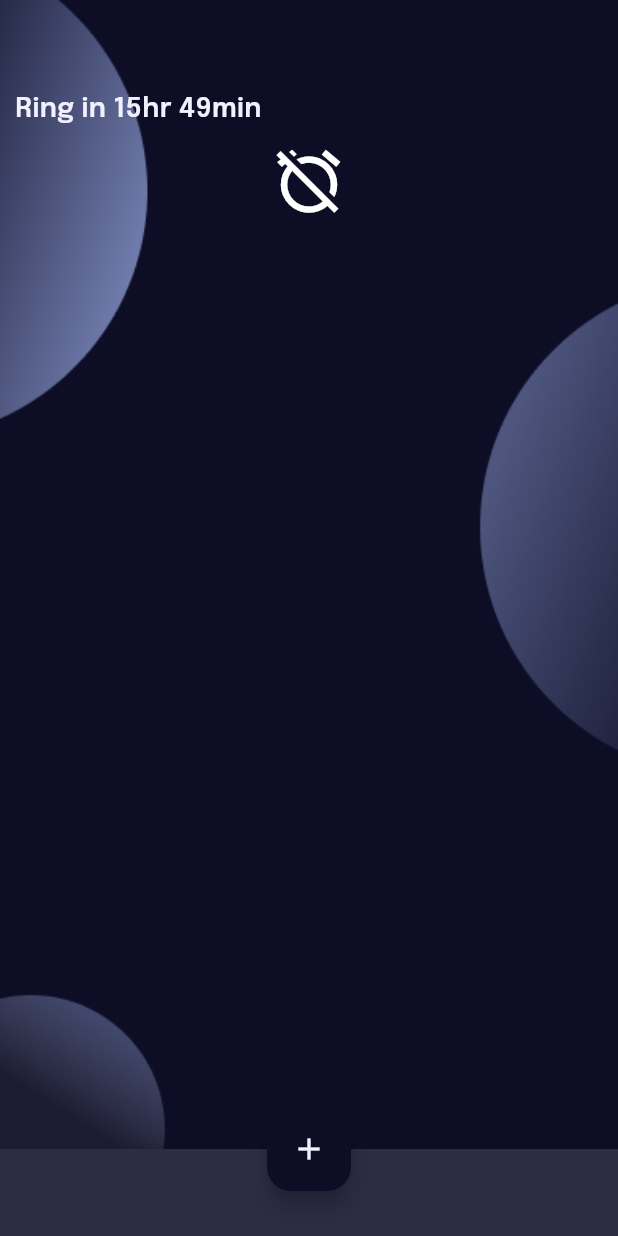
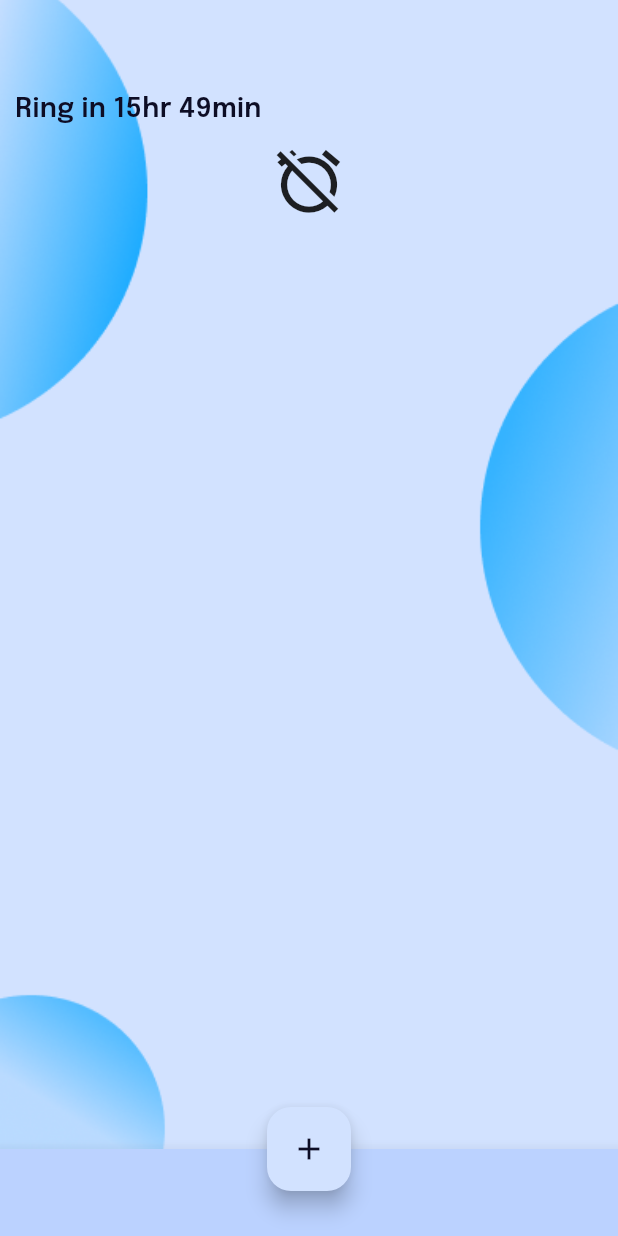
Before and after one commit to Mohammad-Areeb-Kashaf/snooze_slayer, a Flutter app: the screen it shows after launch, on a phone screen of 412 x 824 dp. Run offline on Flutter 3.47's test engine with Material 3 defaults, Android fonts, the light colour scheme and no system bars; our stand-ins replace flutter_svg, flutter_switch, get, objectbox; missing offline and left inert: scroll_datetime_picker; generated files the repository leaves out were written again.

Commit message:
Theme Controller created for toggling the theme

```diff
--- /dev/null
+++ b/lib/controller/theme_controller.dart
@@ -0,0 +1,11 @@
+import 'package:flutter/material.dart';
+import 'package:get/get.dart';
+
+class ThemeController extends GetxController {
+  final ValueNotifier<ThemeMode> notifier = ValueNotifier(ThemeMode.light);
+
+  void changeThemeMode() {
+    notifier.value =
+        notifier.value == ThemeMode.light ? ThemeMode.dark : ThemeMode.light;
+  }
+}
--- a/lib/main.dart
+++ b/lib/main.dart
@@ -4,6 +4,7 @@ import 'package:snooze_slayer/constants.dart';
 import 'package:snooze_slayer/pages/main_page.dart';
 
 import 'controller/alarm_controller_object_box.dart';
+import 'controller/theme_controller.dart';
 
 late AlarmControllerObjectBox alarmControllerObjectBox;
 
@@ -11,7 +12,8 @@ void main() async {
   WidgetsFlutterBinding.ensureInitialized();
   alarmControllerObjectBox = await AlarmControllerObjectBox.init();
   Get.put(alarmControllerObjectBox);
-  runApp(const MyApp());
+  Get.put(ThemeController());
+  runApp(MyApp());
 }
 
 class MyApp extends StatelessWidget {
@@ -19,6 +21,10 @@ class MyApp extends StatelessWidget {
 
   @override
   Widget build(BuildContext context) {
+    final ThemeController themeController = Get.find<ThemeController>();
+    return ValueListenableBuilder(
+      valueListenable: themeController.notifier,
+      builder: (_, mode, __) {
         return GetMaterialApp(
           title: 'Snooze Slayer',
           theme: ThemeData(
@@ -51,8 +57,10 @@ class MyApp extends StatelessWidget {
             splashColor: Colors.transparent,
             scaffoldBackgroundColor: Colors.transparent,
           ),
-      themeMode: ThemeMode.dark,
+          themeMode: mode,
           home: const MainPage(),
+        );
+      },
     );
   }
 }
--- a/lib/pages/main_page.dart
+++ b/lib/pages/main_page.dart
@@ -1,5 +1,6 @@
 import 'package:flutter/material.dart';
 import 'package:get/get.dart';
+import 'package:snooze_slayer/controller/theme_controller.dart';
 import 'package:snooze_slayer/models/alarm_model.dart';
 import 'package:snooze_slayer/widgets/alarm_tile.dart';
 import 'package:snooze_slayer/widgets/scaffold_background.dart';
@@ -78,6 +79,8 @@ class _MainPageState extends State<MainPage> {
               repeat: ["Once"],
               enabled: true,
             ));
+            final themeController = Get.find<ThemeController>();
+            themeController.changeThemeMode();
           },
           child: Icon(Icons.add),
         ),
--- a/lib/widgets/scaffold_background.dart
+++ b/lib/widgets/scaffold_background.dart
@@ -1,4 +1,7 @@
 import 'package:flutter/material.dart';
+import 'package:get/get.dart';
+
+import '../controller/theme_controller.dart';
 
 class ScaffoldBackground extends StatelessWidget {
   const ScaffoldBackground({super.key, required this.child});
@@ -6,16 +9,24 @@ class ScaffoldBackground extends StatelessWidget {
 
   @override
   Widget build(BuildContext context) {
+    final themeController = Get.find<ThemeController>();
     return Stack(
       children: [
-        Container(
+        ValueListenableBuilder(
+            valueListenable: themeController.notifier,
+            builder: (_, mode, __) {
+              return Container(
                 decoration: BoxDecoration(
                   color: Theme.of(context).colorScheme.primary,
                   image: DecorationImage(
-              image: AssetImage(Theme.of(context).brightness == Brightness.dark ? 'assets/images/background_dark.png': 'assets/images/background_light.png'),
+                    image: AssetImage(mode == ThemeMode.dark
+                        ? 'assets/images/background_dark.png'
+                        : 'assets/images/background_light.png'),
                     fit: BoxFit.cover,
                   ),
                 ),
+              );
+            }
         ),
         child,
       ],
```
Also changed, not shown: 1 other file. Lines whose indentation alone changed are shown as unchanged.
